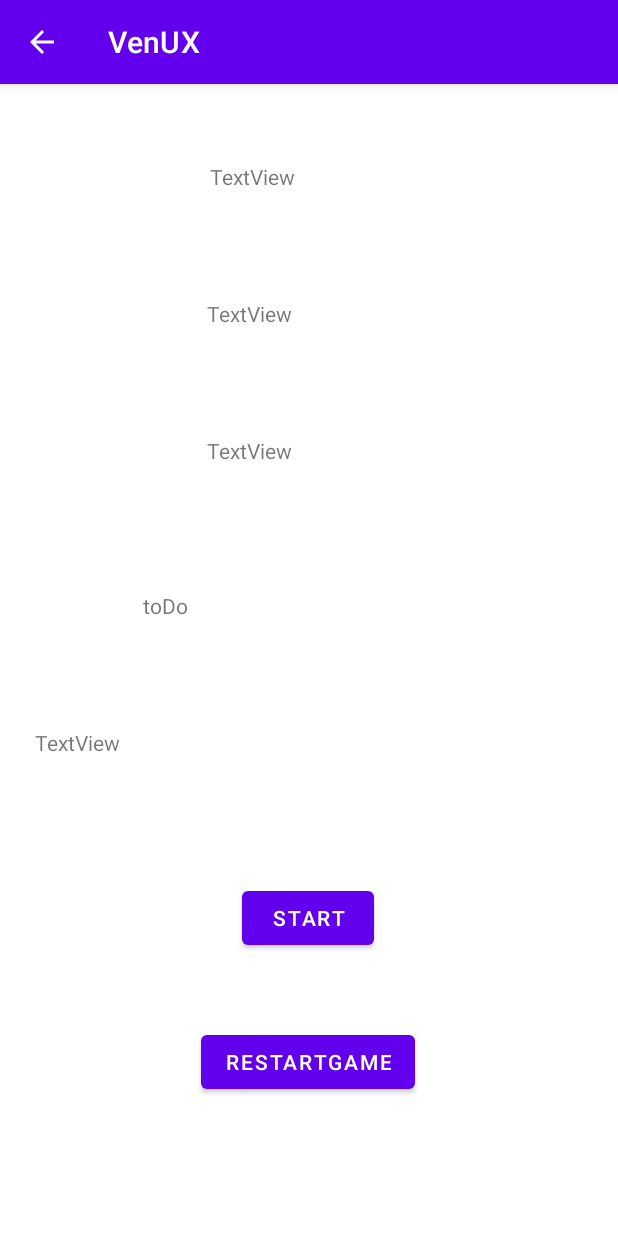
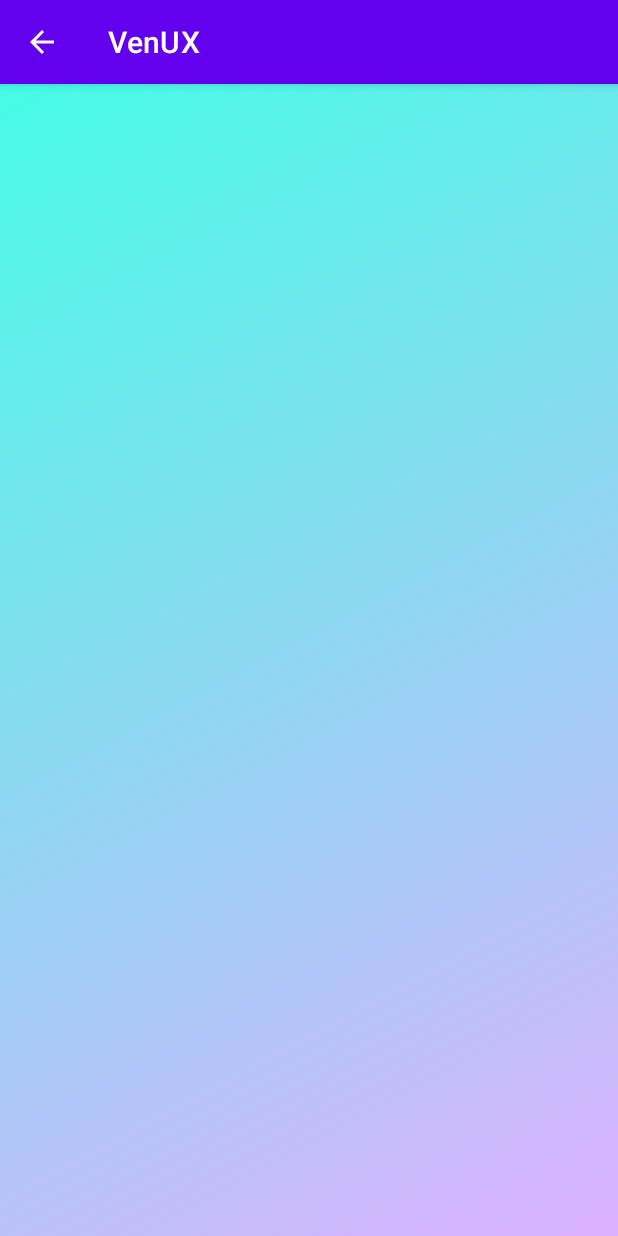
Before and after one commit to myllern/VenUX, an Android app: the PlayGameActivity screen opened directly, with no data from a screen before it, on a phone screen of 412 x 824 dp. Run offline under Robolectric (Android 15) with nearby library versions, the phone set to English and light mode, and no system bars; 2 statements that could not run were skipped.

Commit message:
playGameActivity now have background

```diff
--- a/app/src/main/java/com/example/venux/activities/PlayGameActivity.java
+++ b/app/src/main/java/com/example/venux/activities/PlayGameActivity.java
@@ -45,11 +45,7 @@ public class PlayGameActivity extends AppCompatActivity implements SensorEventLi
 
         view = findViewById(R.id.playGame_view);
         timer = new Timer();
-        X =  findViewById(R.id.playGame_TW_x);
-        Y =  findViewById(R.id.playGame_TW_y);
-        Z =  findViewById(R.id.playGame_TW_z);
-        toDo = findViewById(R.id.playGame_TW_toDo);
-        isMoveOk = findViewById(R.id.playGame_TW_isMoveOk);
+
 
         sensorManager = (SensorManager) getSystemService(SENSOR_SERVICE);
         accelerometer = sensorManager.getDefaultSensor(Sensor.TYPE_ACCELEROMETER);
@@ -57,8 +53,7 @@ public class PlayGameActivity extends AppCompatActivity implements SensorEventLi
 
         controller = new Controller();
         v = (Vibrator) getSystemService(Context.VIBRATOR_SERVICE);
-        btn_start = findViewById(R.id.playGame_btn_start);
-        btn_reset = findViewById(R.id.playGame_btn_resetGame);
+
 
         btn_start.setOnClickListener( new View.OnClickListener(){
             public void onClick(View v) {
@@ -90,7 +85,6 @@ public class PlayGameActivity extends AppCompatActivity implements SensorEventLi
     }
 
     private void startClick(){
-
 
         if(controller.playNextRound(xVal,yVal,zVal)){
             isMoveOk.setText("Its ok!!!");
--- /dev/null
+++ b/app/src/main/res/drawable/play_game_theme.xml
@@ -0,0 +1,11 @@
+<?xml version="1.0" encoding="utf-8"?>
+<shape
+    android:shape = "rectangle"
+    xmlns:android = "http://schemas.android.com/apk/res/android" >
+
+    <gradient
+        android:startColor = "#DCB0FF"
+        android:endColor = "#45FCE5"
+        android:angle = "135"
+        android:type = "linear" />
+</shape>
--- a/app/src/main/res/layout/activity_play_game.xml
+++ b/app/src/main/res/layout/activity_play_game.xml
@@ -5,104 +5,5 @@
     android:id="@+id/playGame_view"
     android:layout_width="match_parent"
     android:layout_height="match_parent"
-    tools:context=".activities.PlayGameActivity">
-
-    <Button
-        android:id="@+id/playGame_btn_resetGame"
-        android:layout_width="wrap_content"
-        android:layout_height="wrap_content"
-        android:layout_marginBottom="92dp"
-        android:text="@string/playGame_btn_resetGame"
-        app:layout_constraintBottom_toBottomOf="parent"
-        app:layout_constraintEnd_toEndOf="parent"
-        app:layout_constraintHorizontal_bias="0.498"
-        app:layout_constraintStart_toStartOf="parent" />
-
-    <Button
-        android:id="@+id/playGame_btn_start"
-        android:layout_width="wrap_content"
-        android:layout_height="wrap_content"
-        android:layout_marginBottom="48dp"
-        android:text="@string/start"
-        app:layout_constraintBottom_toTopOf="@+id/playGame_btn_resetGame"
-        app:layout_constraintEnd_toEndOf="parent"
-        app:layout_constraintHorizontal_bias="0.498"
-        app:layout_constraintStart_toStartOf="parent" />
-
-    <TextView
-        android:id="@+id/playGame_TW_x"
-        android:layout_width="136dp"
-        android:layout_height="39dp"
-        android:layout_marginStart="139dp"
-        android:layout_marginLeft="139dp"
-        android:layout_marginTop="52dp"
-        android:layout_marginEnd="136dp"
-        android:layout_marginRight="136dp"
-        android:text="TextView"
-        app:layout_constraintEnd_toEndOf="parent"
-        app:layout_constraintStart_toStartOf="parent"
-        app:layout_constraintTop_toTopOf="parent" />
-
-    <TextView
-        android:id="@+id/playGame_TW_y"
-        android:layout_width="136dp"
-        android:layout_height="39dp"
-        android:layout_marginStart="138dp"
-        android:layout_marginLeft="138dp"
-        android:layout_marginTop="52dp"
-        android:layout_marginEnd="138dp"
-        android:layout_marginRight="138dp"
-        android:text="TextView"
-        app:layout_constraintEnd_toEndOf="parent"
-        app:layout_constraintHorizontal_bias="1.0"
-        app:layout_constraintStart_toStartOf="parent"
-        app:layout_constraintTop_toBottomOf="@+id/playGame_TW_x" />
-
-    <TextView
-        android:id="@+id/playGame_TW_z"
-        android:layout_width="136dp"
-        android:layout_height="39dp"
-        android:layout_marginStart="138dp"
-        android:layout_marginLeft="138dp"
-        android:layout_marginTop="52dp"
-        android:layout_marginEnd="138dp"
-        android:layout_marginRight="138dp"
-        android:text="TextView"
-        app:layout_constraintEnd_toEndOf="parent"
-        app:layout_constraintStart_toStartOf="parent"
-        app:layout_constraintTop_toBottomOf="@+id/playGame_TW_y" />
-
-    <TextView
-        android:id="@+id/playGame_TW_toDo"
-        android:layout_width="221dp"
-        android:layout_height="67dp"
-        android:layout_marginStart="81dp"
-        android:layout_marginLeft="81dp"
-        android:layout_marginTop="64dp"
-        android:layout_marginEnd="81dp"
-        android:layout_marginRight="81dp"
-        android:text="@string/playGame_toDo"
-        app:layout_constraintBottom_toTopOf="@+id/playGame_btn_start"
-        app:layout_constraintEnd_toEndOf="parent"
-        app:layout_constraintStart_toStartOf="parent"
-        app:layout_constraintTop_toBottomOf="@+id/playGame_TW_z"
-        app:layout_constraintVertical_bias="0.0" />
-
-    <TextView
-        android:id="@+id/playGame_TW_isMoveOk"
-        android:layout_width="144dp"
-        android:layout_height="52dp"
-        android:layout_marginStart="36dp"
-        android:layout_marginLeft="36dp"
-        android:layout_marginTop="24dp"
-        android:layout_marginEnd="306dp"
-        android:layout_marginRight="306dp"
-        android:text="TextView"
-        app:layout_constraintBottom_toBottomOf="parent"
-        app:layout_constraintEnd_toEndOf="parent"
-        app:layout_constraintHorizontal_bias="0.176"
-        app:layout_constraintStart_toStartOf="parent"
-        app:layout_constraintTop_toBottomOf="@+id/playGame_TW_toDo"
-        app:layout_constraintVertical_bias="0.0" />
-
-</androidx.constraintlayout.widget.ConstraintLayout>
+    android:background="@drawable/play_game_theme"
+    tools:context=".activities.PlayGameActivity"/>
```
